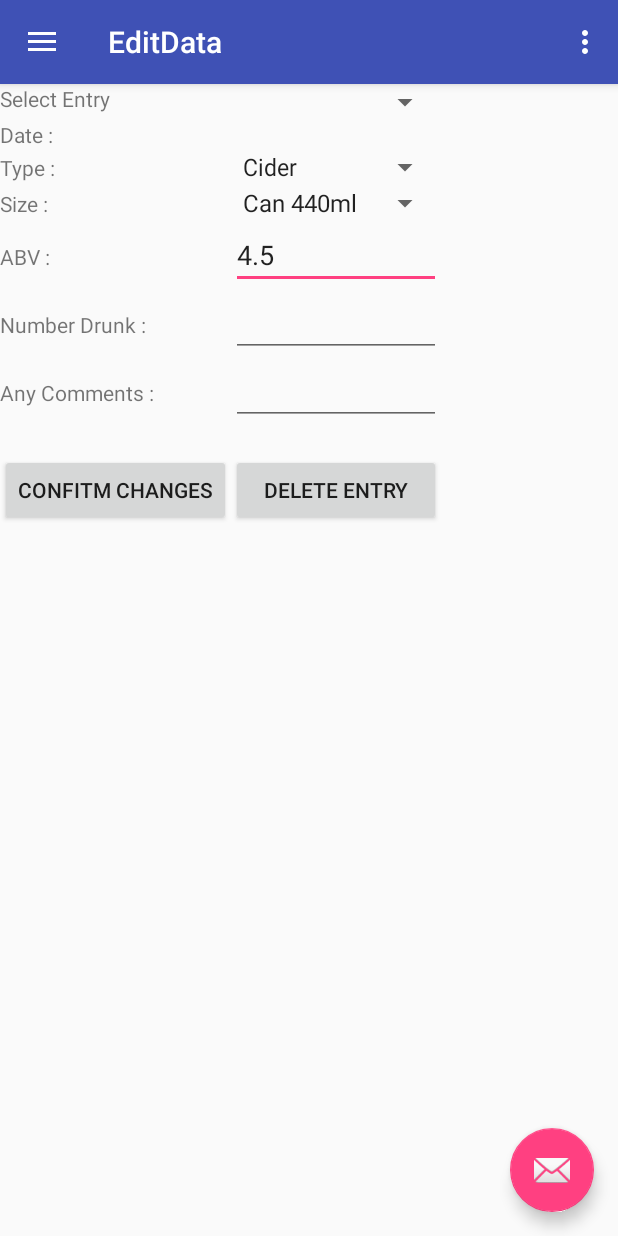
After one commit to kkmonlee/SoberUpp, an Android app: the EditData screen opened directly, with no data from a screen before it, on a phone screen of 412 x 824 dp. The commit adds this screen. Run offline under Robolectric (Android 15) with nearby library versions, the phone set to English and light mode, and no system bars; 2 statements that could not run were skipped.

Commit message:
Added an edit Data page, and added a method to calculate the units drunk this week in mainActivity

```diff
--- /dev/null
+++ b/app/src/main/java/gauge/soberupp/EditData.java
@@ -0,0 +1,341 @@
+package gauge.soberupp;
+
+import android.content.Context;
+import android.content.Intent;
+import android.os.Bundle;
+import android.support.design.widget.FloatingActionButton;
+import android.support.design.widget.Snackbar;
+import android.view.View;
+import android.support.design.widget.NavigationView;
+import android.support.v4.view.GravityCompat;
+import android.support.v4.widget.DrawerLayout;
+import android.support.v7.app.ActionBarDrawerToggle;
+import android.support.v7.widget.Toolbar;
+import android.view.Menu;
+import android.view.MenuItem;
+import android.view.inputmethod.InputMethodManager;
+import android.widget.AdapterView;
+import android.widget.ArrayAdapter;
+import android.widget.EditText;
+import android.widget.Spinner;
+import android.widget.TextView;
+
+import java.util.ArrayList;
+import java.util.List;
+
+import static gauge.soberupp.R.array.VolumeBeerCider;
+import static java.lang.System.out;
+
+public class EditData extends Navigation
+        implements NavigationView.OnNavigationItemSelectedListener {
+
+    private List<Alcohol> alcohols;
+    private DBHandler db;
+
+    @Override
+    protected void onCreate(Bundle savedInstanceState) {
+        super.onCreate(savedInstanceState);
+        setContentView(R.layout.activity_edit_data);
+        db = new DBHandler(this);
+        alcohols = db.getAllAlcohols();
+        Intent i = getIntent();
+        // START Code for the Navigation Bar
+        Toolbar toolbar = (Toolbar) findViewById(R.id.toolbar);
+        setSupportActionBar(toolbar);
+
+        FloatingActionButton fab = (FloatingActionButton) findViewById(R.id.fab);
+        fab.setOnClickListener(new View.OnClickListener() {
+            @Override
+            public void onClick(View view) {
+                Snackbar.make(view, "Replace with your own action", Snackbar.LENGTH_LONG)
+                        .setAction("Action", null).show();
+            }
+        });
+
+        DrawerLayout drawer = (DrawerLayout) findViewById(R.id.drawer_layout);
+        ActionBarDrawerToggle toggle = new ActionBarDrawerToggle(
+                this, drawer, toolbar, R.string.navigation_drawer_open, R.string.navigation_drawer_close);
+        drawer.setDrawerListener(toggle);
+        toggle.syncState();
+
+        NavigationView navigationView = (NavigationView) findViewById(R.id.nav_view);
+        navigationView.setNavigationItemSelectedListener(this);
+        // END Code for the Navigation Bar
+
+        //Set the drink spinner to have an onclick
+        final Spinner drinkType = (Spinner) findViewById(R.id.drinkSpinner);
+        setDrinkSpinner(drinkType);
+        drinkType.setOnItemSelectedListener(new AdapterView.OnItemSelectedListener() {
+            @Override
+            public void onItemSelected(AdapterView<?> parentView, View selectedItemView, int position, long id) {
+                setVolumeSpinner(drinkType.getSelectedItem().toString());
+            }
+
+            @Override
+            public void onNothingSelected(AdapterView<?> parentView) {
+            }
+
+        });
+
+        //Set the entry selection spinner to the right record
+        final Spinner entrySelect = (Spinner) findViewById(R.id.entrySelect);
+        setEntrySpinner(entrySelect);
+        entrySelect.setOnItemSelectedListener(new AdapterView.OnItemSelectedListener() {
+            @Override
+            public void onItemSelected(AdapterView<?> parentView, View selectedItemView, int position, long id) {
+                setData(entrySelect.getSelectedItemId());
+            }
+
+            @Override
+            public void onNothingSelected(AdapterView<?> parentView) {
+            }
+
+        });
+    }
+
+    /**
+     * Runs when the Navigation Bar is closed
+     */
+    @Override
+    public void onBackPressed() {
+        DrawerLayout drawer = (DrawerLayout) findViewById(R.id.drawer_layout);
+        if (drawer.isDrawerOpen(GravityCompat.START)) {
+            drawer.closeDrawer(GravityCompat.START);
+        } else {
+            super.onBackPressed();
+        }
+    }
+
+    /**
+     * Sets up the menu
+     *
+     * @param menu : the menu to add
+     * @return : if it is successful
+     */
+    @Override
+    public boolean onCreateOptionsMenu(Menu menu) {
+        // Inflate the menu; this adds items to the action bar if it is present.
+        getMenuInflater().inflate(R.menu.main, menu);
+        return true;
+    }
+
+    /**
+     * Performs an event if the titleBar event is selected
+     *
+     * @param item : the item to be chosen
+     * @return : a super call to the method about closing the titleBar menu
+     */
+    @Override
+    public boolean onOptionsItemSelected(MenuItem item) {
+        // Handle action bar item clicks here. The action bar will
+        // automatically handle clicks on the Home/Up button, so long
+        // as you specify a parent activity in AndroidManifest.xml.
+        int id = item.getItemId();
+
+        //noinspection SimplifiableIfStatement
+        if (id == R.id.action_settings) {
+            return true;
+        }
+
+        return super.onOptionsItemSelected(item);
+    }
+
+    /**
+     * Gets the menu item and sends it to the superior method to move page
+     *
+     * @param item : The item of the menu to by selected
+     * @return
+     */
+    @SuppressWarnings("StatementWithEmptyBody")
+    @Override
+    public boolean onNavigationItemSelected(MenuItem item) {
+        return super.onNavigationItemSelected(item);
+    }
+
+    private void setEntrySpinner(Spinner spin) {
+        List<String> entries = new ArrayList<String>();
+        for (Alcohol alcohol : alcohols) {
+            entries.add("Date: " + alcohol.getDate() +
+                    ", Type: " + alcohol.getAlcoholType().getName() + ", Volume: " +
+                    alcohol.getVolume() + ", Quantity: " + alcohol.getQuantity() +
+                    "Units: " + alcohol.getUnits() + "\nComment: " + alcohol.getComment() +
+                    "\n");
+        }
+        // Creating adapter for spinner
+        ArrayAdapter<String> adapter = new ArrayAdapter<String>(this, android.R.layout.simple_spinner_item, entries);
+        adapter.setDropDownViewResource(android.R.layout.simple_spinner_dropdown_item);
+        spin.setAdapter(adapter);
+    }
+
+    private void setData(long entrySelected) {
+        Alcohol alcoholSelected = alcohols.get((int) entrySelected);
+        //Gets the elements needed to be set
+        TextView dateSelected = (TextView) findViewById(R.id.dateSelected);
+        Spinner drink = (Spinner) findViewById(R.id.drinkSpinner);
+        Spinner volume = (Spinner) findViewById(R.id.sizeSpinner);
+        EditText abv = (EditText) findViewById(R.id.ABVText);
+        EditText numberDrunk = (EditText) findViewById(R.id.numberDrunkText);
+        EditText comments = (EditText) findViewById(R.id.CommentsText);
+
+        dateSelected.setText(alcoholSelected.getDate());
+        drink.setSelection(((ArrayAdapter) drink.getAdapter()).getPosition(alcoholSelected.getAlcoholType().getName()));
+        setVolumeSpinner(alcoholSelected.getAlcoholType().getName());
+        abv.setText(String.valueOf(alcoholSelected.getAbv()));
+        out.println("BOB");
+        numberDrunk.setText(String.valueOf(alcoholSelected.getQuantity()));
+        comments.setText(alcoholSelected.getComment());
+    }
+
+    private void setDrinkSpinner(Spinner spin) {
+        ArrayAdapter<CharSequence> adapter = ArrayAdapter.createFromResource(this, R.array.Drinks, android.R.layout.simple_spinner_item);
+        adapter.setDropDownViewResource(android.R.layout.simple_spinner_dropdown_item);
+        spin.setAdapter(adapter);
+    }
+
+    private void setVolumeSpinner(String drinkType) {
+        Spinner volume = (Spinner) findViewById(R.id.sizeSpinner);
+        EditText abv = (EditText) findViewById(R.id.ABVText);
+        ArrayAdapter<CharSequence> adapter;
+        out.println("JERRY");
+        switch (drinkType) {
+            case "Beer":
+            case "Cider":
+                abv.setText("4.5");
+                adapter = ArrayAdapter.createFromResource(this, VolumeBeerCider, android.R.layout.simple_spinner_item);
+                break;
+            case "Wine":
+                abv.setText("12");
+                adapter = ArrayAdapter.createFromResource(this, R.array.VolumeWine, android.R.layout.simple_spinner_item);
+                break;
+            case "Spirits":
+                abv.setText("37.5");
+                adapter = ArrayAdapter.createFromResource(this, R.array.VolumeSpirits, android.R.layout.simple_spinner_item);
+                break;
+            case "Other":
+                abv.setText("5");
+                adapter = ArrayAdapter.createFromResource(this, R.array.VolumeOthers, android.R.layout.simple_spinner_item);
+            default:
+                abv.setText("4");
+                adapter = ArrayAdapter.createFromResource(this, R.array.VolumeOthers, android.R.layout.simple_spinner_item);
+                break;
+        }
+        adapter.setDropDownViewResource(android.R.layout.simple_spinner_dropdown_item);
+        volume.setAdapter(adapter);
+
+        //Sets the volume to be the selected volume
+        String[] volumes;
+        Spinner dataEntry = (Spinner) findViewById(R.id.entrySelect);
+        Alcohol alcoholSelected = alcohols.get((int) dataEntry.getSelectedItemId());
+        if (alcoholSelected.getAlcoholType().getName().equals(drinkType)) {
+            switch (alcoholSelected.getAlcoholType().getName()) {
+                case "Beer":
+                case "Cider":
+                    volumes = getResources().getStringArray(R.array.VolumeBeerCider);
+                    break;
+                case "Wine":
+                    volumes = getResources().getStringArray(R.array.VolumeWine);
+                    break;
+                case "Spirits":
+                    volumes = getResources().getStringArray(R.array.VolumeSpirits);
+                    break;
+                case "Other":
+                    volumes = getResources().getStringArray(R.array.VolumeOthers);
+                default:
+                    volumes = getResources().getStringArray(R.array.VolumeOthers);
+                    break;
+            }
+
+            String volumeSelected = null;
+            for (String s : volumes) {
+                String[] volumeSplit = s.split(" ");
+                if (Double.valueOf(volumeSplit[volumeSplit.length - 1].substring(0, volumeSplit[1].length() - 2)) == alcoholSelected.getVolume()) {
+                    volumeSelected = s;
+                }
+            }
+            volume.setSelection(((ArrayAdapter) volume.getAdapter()).getPosition(volumeSelected));
+        }
+
+
+    }
+    public void getData(View view) {
+
+        // Check if no view has focus / Hide Keyboard:
+        //http://stackoverflow.com/questions/1109022/close-hide-the-android-soft-keyboard
+        View view1 = this.getCurrentFocus();
+        if (view1 != null) {
+            InputMethodManager imm = (InputMethodManager) getSystemService(Context.INPUT_METHOD_SERVICE);
+            imm.hideSoftInputFromWindow(view1.getWindowToken(), 0);
+        }
+        TextView dateSelected = (TextView) findViewById(R.id.dateSelected);
+        Spinner drink = (Spinner) findViewById(R.id.drinkSpinner);
+        Spinner volume = (Spinner) findViewById(R.id.sizeSpinner);
+        EditText abv = (EditText) findViewById(R.id.ABVText);
+        EditText numberDrunk = (EditText) findViewById(R.id.numberDrunkText);
+        EditText comments = (EditText) findViewById(R.id.CommentsText);
+
+        //Need to store
+        String date = dateSelected.getText().toString();
+        String abvOfDrink = abv.getText().toString();
+        String quantityDrunk = numberDrunk.getText().toString();
+        String drinkType = drink.getSelectedItem().toString();
+        String drinkVolume = volume.getSelectedItem().toString();
+        String commentsInput = comments.getText().toString();
+
+        String[] volumeSplit = drinkVolume.split(" ");
+
+        TextView message = (TextView) findViewById(R.id.errorMessage);
+
+        //Error checking for the entry
+        if(abvOfDrink.trim().isEmpty()){
+            message.setText("ABV of drink is empty");
+        } else if(quantityDrunk.trim().isEmpty()){
+            message.setText("Enter how many drinks you have drunk");
+        } else if(Double.parseDouble(abvOfDrink) >= 90.0){
+            message.setText("ABV too high");
+        } else if(Double.parseDouble(quantityDrunk) >= 30.0){
+            message.setText("You have drunk too many");
+        } else {
+            //TODO sort this out
+            /*
+            AlcoholType alcoholType = null;
+            switch (drinkType) {
+                case "Beer":
+                    alcoholType = AlcoholType.BEER;
+                    break;
+                case "Cider":
+                    alcoholType = AlcoholType.CIDER;
+                    break;
+                case "Wine":
+                    alcoholType = AlcoholType.WINE;
+                    break;
+                case "Spirits":
+                    alcoholType = AlcoholType.SPIRITS;
+                    break;
+                case "Other":
+                    alcoholType = AlcoholType.OTHER;
+                    break;
+            }
+            assert alcoholType != null;
+
+            Alcohol alcohol = new Alcohol(id, date, alcoholType,
+                    Double.valueOf(volumeSplit[volumeSplit.length - 1].substring(0, volumeSplit[1].length() - 2)),
+                    Double.valueOf(quantityDrunk), Double.valueOf(abvOfDrink), commentsInput);
+
+            db.addAlcohol(alcohol);
+            alcohols.add(alcohol);
+            Snackbar.make(view, "Alcohol Entry has been added", Snackbar.LENGTH_LONG).setAction("Action", null).show();
+            id++;
+            */
+            numberDrunk.setText("");
+            comments.setText("");
+        }
+    }
+
+    public void removeEntry(View view){
+        Spinner entrySelect = (Spinner) findViewById(R.id.entrySelect);
+        Alcohol alcoholSelected = alcohols.get((int) entrySelect.getSelectedItemId());
+        //TODO remove alcoholSelected from DB
+    }
+
+
+}
--- a/app/src/main/java/gauge/soberupp/Graph.java
+++ b/app/src/main/java/gauge/soberupp/Graph.java
@@ -235,13 +235,15 @@ public class Graph extends Navigation
     }
 
     private void filterGraph(Calendar dateFrom, Calendar dateTo) {
+        // Makes inequality inclusive on both sides
+        dateTo.set(dateTo.get(Calendar.YEAR), dateTo.get(Calendar.MONTH), dateTo.get(Calendar.DAY_OF_MONTH) + 1, 0, 0, 0);
         graph.removeAllSeries();
         TreeMap<Date, Double> alcoholList = new TreeMap<Date, Double>();
         for (Alcohol alcohol : alcohols) {
             Calendar date = Calendar.getInstance();
             date.set(Integer.parseInt(alcohol.getYYYY()), Integer.parseInt(alcohol.getMM()) - 1, Integer.parseInt(alcohol.getDD()), 0, 0, 0);
             Date d = date.getTime();
-            // dateFrom <= date < dateTo
+            // dateFrom <= date <= dateTo
             if ((date.compareTo(dateFrom) >= 0) && ((dateTo.compareTo(date) >= 0)||(dateTo.equals(date)))) {
                 System.out.println(date);
                 if (alcoholList.containsKey(d)) {
--- a/app/src/main/java/gauge/soberupp/Settings.java
+++ b/app/src/main/java/gauge/soberupp/Settings.java
@@ -1,6 +1,7 @@
 package gauge.soberupp;
 
 import android.content.Context;
+import android.content.Intent;
 import android.os.Bundle;
 import android.support.design.widget.FloatingActionButton;
 import android.support.design.widget.Snackbar;
@@ -116,4 +117,9 @@ public class Settings extends Navigation
         DBHandler db = new DBHandler(this);
         db.deleteAll();
     }
+
+    public void goToEditData(View view){
+        startActivity(new Intent(this, EditData.class));
+    }
+
 }
--- /dev/null
+++ b/app/src/main/res/layout/activity_edit_data.xml
@@ -0,0 +1,24 @@
+<?xml version="1.0" encoding="utf-8"?>
+<android.support.v4.widget.DrawerLayout xmlns:android="http://schemas.android.com/apk/res/android"
+    xmlns:app="http://schemas.android.com/apk/res-auto"
+    xmlns:tools="http://schemas.android.com/tools"
+    android:id="@+id/drawer_layout"
+    android:layout_width="match_parent"
+    android:layout_height="match_parent"
+    android:fitsSystemWindows="true"
+    tools:openDrawer="start">
+
+    <include
+        layout="@layout/app_bar_edit_data"
+        android:layout_width="match_parent"
+        android:layout_height="match_parent" />
+
+    <android.support.design.widget.NavigationView
+        android:id="@+id/nav_view"
+        android:layout_width="wrap_content"
+        android:layout_height="match_parent"
+        android:layout_gravity="start"
+        android:fitsSystemWindows="true"
+        app:menu="@menu/activity_main_drawer" />
+
+</android.support.v4.widget.DrawerLayout>
--- /dev/null
+++ b/app/src/main/res/layout/app_bar_edit_data.xml
@@ -0,0 +1,33 @@
+<?xml version="1.0" encoding="utf-8"?>
+<android.support.design.widget.CoordinatorLayout xmlns:android="http://schemas.android.com/apk/res/android"
+    xmlns:app="http://schemas.android.com/apk/res-auto"
+    xmlns:tools="http://schemas.android.com/tools"
+    android:layout_width="match_parent"
+    android:layout_height="match_parent"
+    tools:context="gauge.soberupp.EditData">
+
+    <android.support.design.widget.AppBarLayout
+        android:layout_width="match_parent"
+        android:layout_height="wrap_content"
+        android:theme="@style/AppTheme.AppBarOverlay">
+
+        <android.support.v7.widget.Toolbar
+            android:id="@+id/toolbar"
+            android:layout_width="match_parent"
+            android:layout_height="?attr/actionBarSize"
+            android:background="?attr/colorPrimary"
+            app:popupTheme="@style/AppTheme.PopupOverlay" />
+
+    </android.support.design.widget.AppBarLayout>
+
+    <include layout="@layout/content_edit_data" />
+
+    <android.support.design.widget.FloatingActionButton
+        android:id="@+id/fab"
+        android:layout_width="wrap_content"
+        android:layout_height="wrap_content"
+        android:layout_gravity="bottom|end"
+        android:layout_margin="@dimen/fab_margin"
+        app:srcCompat="@android:drawable/ic_dialog_email" />
+
+</android.support.design.widget.CoordinatorLayout>
--- /dev/null
+++ b/app/src/main/res/layout/content_edit_data.xml
@@ -0,0 +1,182 @@
+<?xml version="1.0" encoding="utf-8"?>
+<android.support.constraint.ConstraintLayout xmlns:android="http://schemas.android.com/apk/res/android"
+    xmlns:app="http://schemas.android.com/apk/res-auto"
+    xmlns:tools="http://schemas.android.com/tools"
+    android:layout_width="match_parent"
+    android:layout_height="match_parent"
+    app:layout_behavior="@string/appbar_scrolling_view_behavior"
+    tools:context="gauge.soberupp.EditData"
+    tools:showIn="@layout/app_bar_edit_data">
+
+    <TableLayout
+        android:layout_width="368dp"
+        android:layout_height="495dp"
+        tools:layout_editor_absoluteY="8dp"
+        tools:layout_editor_absoluteX="8dp"
+        android:baselineAligned="false">
+
+        <TableRow
+            android:layout_width="match_parent"
+            android:layout_height="match_parent" >
+
+            <TextView
+                android:id="@+id/textView3"
+                android:layout_width="0dp"
+                android:layout_height="wrap_content"
+                android:text="Select Entry"
+                 />
+
+            <Spinner
+                android:id="@+id/entrySelect"
+                android:layout_width="match_parent"
+                android:layout_height="wrap_content"
+                 />
+        </TableRow>
+
+        <TableRow
+            android:layout_width="match_parent"
+            android:layout_height="match_parent" >
+
+            <TextView
+                android:id="@+id/textView5"
+                android:layout_width="0dp"
+                android:layout_height="wrap_content"
+                android:text="Date : "
+                 />
+
+            <TextView
+                android:id="@+id/dateSelected"
+                android:layout_width="0dp"
+                android:layout_height="wrap_content"
+                android:text=""
+                 />
+        </TableRow>
+
+        <TableRow
+            android:layout_width="match_parent"
+            android:layout_height="match_parent" >
+
+            <TextView
+                android:id="@+id/textView6"
+                android:layout_width="0dp"
+                android:layout_height="wrap_content"
+                android:text="Type : "
+                 />
+
+            <Spinner
+                android:id="@+id/drinkSpinner"
+                android:layout_width="match_parent"
+                android:layout_height="wrap_content"
+                 />
+        </TableRow>
+
+        <TableRow
+            android:layout_width="match_parent"
+            android:layout_height="match_parent" >
+
+            <TextView
+                android:id="@+id/textView7"
+                android:layout_width="0dp"
+                android:layout_height="wrap_content"
+                android:text="Size : "
+                 />
+
+            <Spinner
+                android:id="@+id/sizeSpinner"
+                android:layout_width="match_parent"
+                android:layout_height="wrap_content"
+                 />
+        </TableRow>
+
+        <TableRow
+            android:layout_width="match_parent"
+            android:layout_height="match_parent" >
+
+            <TextView
+                android:id="@+id/textView8"
+                android:layout_width="wrap_content"
+                android:layout_height="wrap_content"
+                android:text="ABV : " />
+
+            <EditText
+                android:id="@+id/ABVText"
+                android:layout_width="0dp"
+                android:layout_height="wrap_content"
+                android:ems="10"
+                android:inputType="numberDecimal|number"
+                android:text=""
+                 />
+        </TableRow>
+
+        <TableRow
+            android:layout_width="match_parent"
+            android:layout_height="match_parent" >
+
+            <TextView
+                android:id="@+id/textView9"
+                android:layout_width="wrap_content"
+                android:layout_height="wrap_content"
+                android:text="Number Drunk : " />
+
+            <EditText
+                android:id="@+id/numberDrunkText"
+                android:layout_width="0dp"
+                android:layout_height="wrap_content"
+                android:ems="10"
+                android:inputType="number"
+                 />
+        </TableRow>
+
+        <TableRow
+            android:layout_width="match_parent"
+            android:layout_height="match_parent" >
+
+            <TextView
+                android:id="@+id/textView10"
+                android:layout_width="wrap_content"
+                android:layout_height="wrap_content"
+                android:text="Any Comments : " />
+
+            <EditText
+                android:id="@+id/CommentsText"
+                android:layout_width="0dp"
+                android:layout_height="wrap_content"
+                android:ems="10"
+                android:inputType="textPersonName"
+                android:text=""
+                 />
+
+        </TableRow>
+
+        <TableRow
+            android:layout_width="match_parent"
+            android:layout_height="match_parent" >
+
+            <TextView
+                android:id="@+id/errorMessage"
+                android:layout_width="wrap_content"
+                android:layout_height="wrap_content"
+                android:layout_span="2"
+                android:text="" />
+        </TableRow>
+
+        <TableRow
+            android:layout_width="match_parent"
+            android:layout_height="match_parent">
+
+            <Button
+                android:id="@+id/button3"
+                android:layout_width="wrap_content"
+                android:layout_height="wrap_content"
+                android:onClick="getData"
+                android:text="Confitm Changes" />
+
+            <Button
+                android:id="@+id/button2"
+                android:layout_width="wrap_content"
+                android:layout_height="wrap_content"
+                android:onClick="removeEntry"
+                android:text="Delete Entry" />
+        </TableRow>
+    </TableLayout>
+</android.support.constraint.ConstraintLayout>
--- a/app/src/main/res/values/strings.xml
+++ b/app/src/main/res/values/strings.xml
@@ -16,7 +16,7 @@
         <item>Beer</item>
         <item>Wine</item>
         <item>Spirits</item>
-        <item>Others</item>
+        <item>Other</item>
     </string-array>
 
     <string-array name="VolumeBeerCider">
@@ -47,6 +47,7 @@
         <item>Bottle 2000ml</item>
 
     </string-array>
+    <string name="title_activity_edit_data">EditData</string>
 
 
 </resources>
```
Also changed, not shown: app/src/main/AndroidManifest.xml (+10 -1 lines), app/src/main/java/gauge/soberupp/MainActivity.java (+41 -22 lines), app/src/main/res/layout/content_main.xml (+36 -0 lines), app/src/main/res/layout/content_settings.xml (+22 -4 lines).
